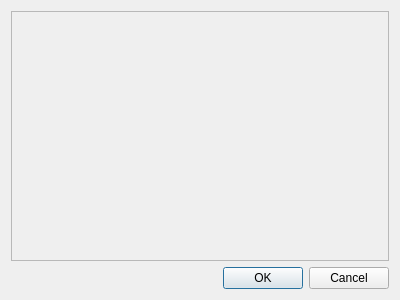
0xd34df00d/leechcraft, file src/plugins/blogique/profiledialog.ui: the form before one commit.
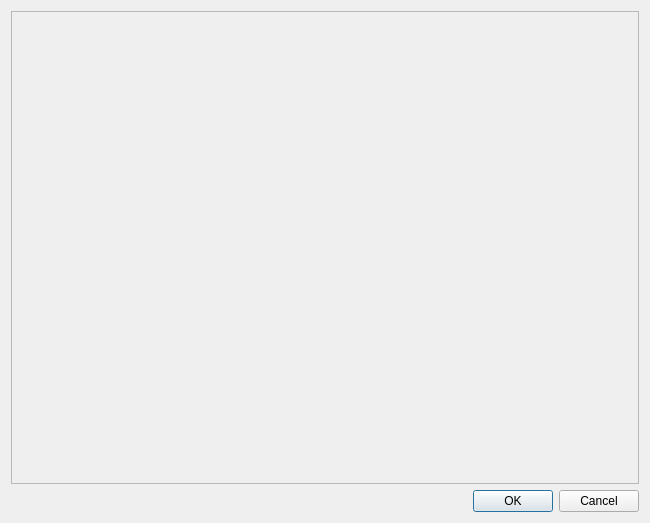
The form after the commit.

Commit message: Blogique: change profiledialog size

Patch:
```diff
--- a/src/plugins/blogique/profiledialog.ui
+++ b/src/plugins/blogique/profiledialog.ui
@@ -6,8 +6,8 @@
    <rect>
     <x>0</x>
     <y>0</y>
-    <width>400</width>
-    <height>300</height>
+    <width>650</width>
+    <height>523</height>
    </rect>
   </property>
   <property name="windowTitle">
```
